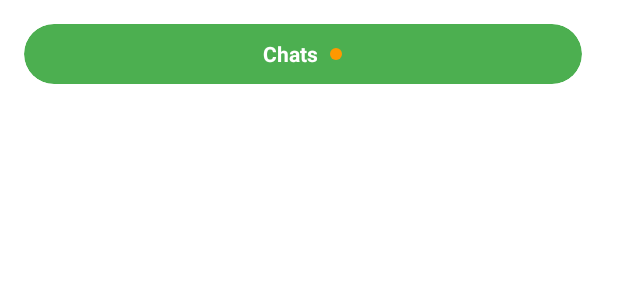
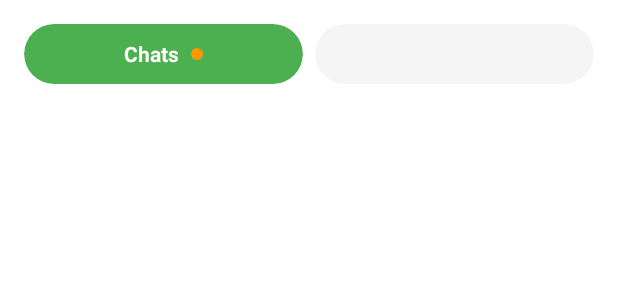
Before and after one commit to FirgiAhmadSuryaman/HidroponikApp, an Android app: the layout fragment_chat.xml on its own in the app's theme, with its tools: preview values and no code run, on a phone screen of 412 x 824 dp. Shown: the top 300 px of the screen. Run offline under Robolectric (Android 15) with nearby library versions, the phone set to English and light mode, and no system bars.

Commit message:
menambahkan Tab Notifications di fragment_chat.xml

```diff
--- a/app/src/main/res/layout/fragment_chat.xml
+++ b/app/src/main/res/layout/fragment_chat.xml
@@ -46,8 +46,20 @@
                     android:background="@drawable/circle_orange"
                     android:visibility="visible" />
             </LinearLayout>
+        </androidx.cardview.widget.CardView>
+
+        <!-- Tab Notifications -->
+        <androidx.cardview.widget.CardView
+            android:layout_width="0dp"
+            android:layout_height="40dp"
+            android:layout_weight="1"
+            app:cardCornerRadius="20dp"
+            app:cardElevation="0dp"
+            app:cardBackgroundColor="@color/gray_light">
+
 
         </androidx.cardview.widget.CardView>
 
+
     </LinearLayout>
 </LinearLayout>
```
